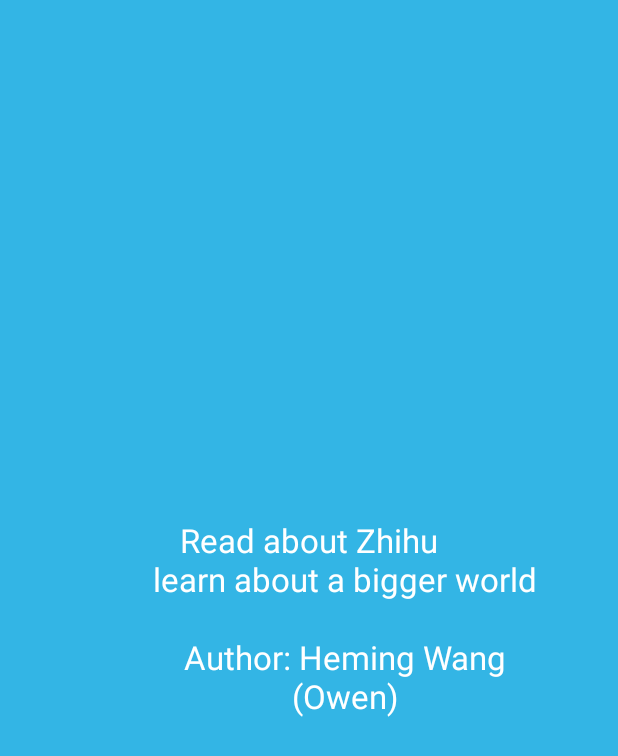
After one commit to whmrtm/Fake_Zhihu, an Android app: the WelcomeActivity screen opened directly, with no data from a screen before it, on a phone screen of 412 x 824 dp. The commit adds this screen. Shown: the top 756 px of the screen. Run offline under Robolectric (Android 15) with nearby library versions, the phone set to English and light mode, and no system bars.

Commit message:
Launch View

```diff
--- /dev/null
+++ b/app/src/main/java/com/example/owen/ub/WelcomeActivity.java
@@ -0,0 +1,58 @@
+package com.example.owen.ub;
+
+import android.app.Activity;
+import android.content.Intent;
+import android.os.Bundle;
+import android.view.Menu;
+import android.view.MenuItem;
+
+
+public class WelcomeActivity extends Activity {
+
+    @Override
+    protected void onCreate(Bundle savedInstanceState) {
+        super.onCreate(savedInstanceState);
+
+        setContentView(R.layout.activity_welcome);
+        Start();
+    }
+
+    public void Start(){
+        new Thread(){
+            public void run(){
+                try {
+                        Thread.sleep(2500);
+                        }
+                catch (InterruptedException e) {
+                    e.printStackTrace();
+                        }
+                    Intent intent = new Intent();
+                    intent.setClass(WelcomeActivity.this, MainActivity.class);
+                    startActivity(intent);
+                    finish();
+            }
+        }.start();
+    }
+
+    @Override
+    public boolean onCreateOptionsMenu(Menu menu) {
+        // Inflate the menu; this adds items to the action bar if it is present.
+        getMenuInflater().inflate(R.menu.menu_welcome, menu);
+        return true;
+    }
+
+    @Override
+    public boolean onOptionsItemSelected(MenuItem item) {
+        // Handle action bar item clicks here. The action bar will
+        // automatically handle clicks on the Home/Up button, so long
+        // as you specify a parent activity in AndroidManifest.xml.
+        int id = item.getItemId();
+
+        //noinspection SimplifiableIfStatement
+        if (id == R.id.action_settings) {
+            return true;
+        }
+
+        return super.onOptionsItemSelected(item);
+    }
+}
--- /dev/null
+++ b/app/src/main/res/layout/activity_welcome.xml
@@ -0,0 +1,16 @@
+<LinearLayout xmlns:android="http://schemas.android.com/apk/res/android"
+    xmlns:tools="http://schemas.android.com/tools" android:layout_width="match_parent"
+    android:layout_height="match_parent"
+    android:background="@android:color/holo_blue_light"
+    tools:context="com.example.owen.ub.WelcomeActivity"
+    >
+    <TextView
+        android:layout_width="match_parent"
+        android:layout_height="wrap_content"
+        android:text="Read about Zhihu\n          learn about a bigger world \n\n         Author: Heming Wang\n         (Owen)"
+        android:layout_gravity="center"
+        android:gravity="center"
+        android:id="@+id/welcome_textview"
+        android:textAppearance="?android:textAppearanceLarge"/>
+
+</LinearLayout>
--- /dev/null
+++ b/app/src/main/res/menu/menu_welcome.xml
@@ -0,0 +1,7 @@
+<menu xmlns:android="http://schemas.android.com/apk/res/android"
+    xmlns:app="http://schemas.android.com/apk/res-auto"
+    xmlns:tools="http://schemas.android.com/tools"
+    tools:context="com.example.owen.ub.WelcomeActivity">
+    <item android:id="@+id/action_settings" android:title="@string/action_settings"
+        android:orderInCategory="100" app:showAsAction="never" />
+</menu>
--- a/app/src/main/res/values/strings.xml
+++ b/app/src/main/res/values/strings.xml
@@ -3,4 +3,5 @@
     <string name="hello_world">Hello world!</string>
     <string name="action_settings">Settings</string>
     <string name="title_activity_detail">DetailActivity</string>
+    <string name="title_activity_welcome">WelcomeActivity</string>
 </resources>
```
Also changed, not shown: app/src/main/AndroidManifest.xml (+19 -14 lines), settings.gradle (line endings or trailing spaces), 2 other files.
